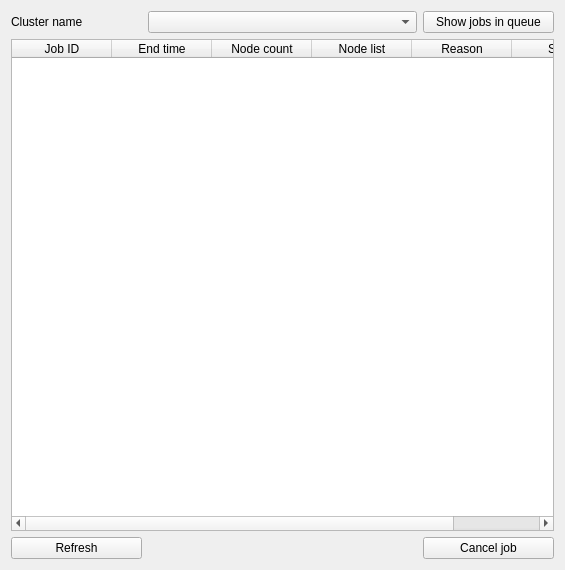
This is gui/widgets_templates/manage-jobs.ui in intdata-bsc/idact-gui as Qt 5 draws it before an edit. The edited form follows.
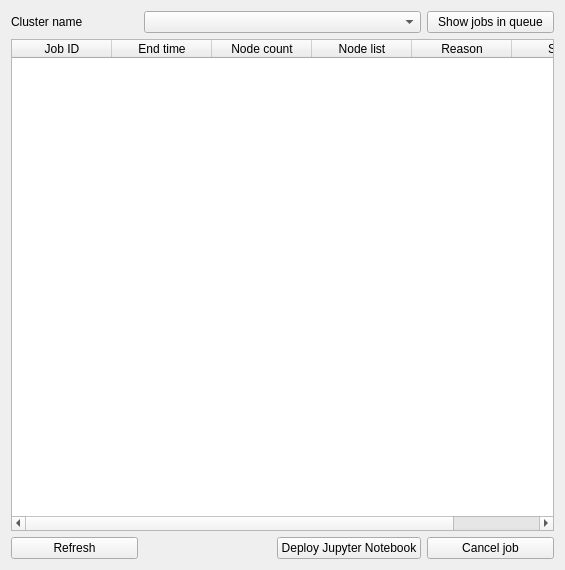
This is the edited form.

```diff
--- a/gui/widgets_templates/manage-jobs.ui
+++ b/gui/widgets_templates/manage-jobs.ui
@@ -91,6 +91,13 @@
    <item row="1" column="1" colspan="2">
     <widget class="QComboBox" name="cluster_names_box"/>
    </item>
+   <item row="3" column="2">
+    <widget class="QPushButton" name="deploy_button">
+     <property name="text">
+      <string>Deploy Jupyter Notebook</string>
+     </property>
+    </widget>
+   </item>
   </layout>
  </widget>
  <resources/>
```
